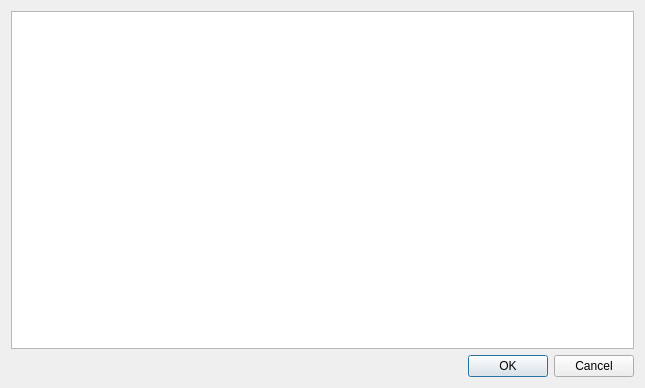
This is src/scripting/scriptdialog.ui in clementine-player/Clementine as Qt 5 draws it before an edit. The edited form follows.
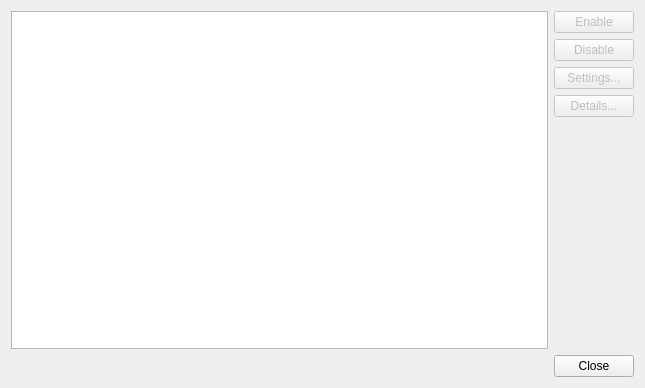
This is the edited form.

Commit message: Add buttons to the script manager to enable and disable scripts, and remember which ones were enabled and start them on startup

What changed in the file:
```diff
--- a/src/scripting/scriptdialog.ui
+++ b/src/scripting/scriptdialog.ui
@@ -13,9 +13,70 @@
   <property name="windowTitle">
    <string>Script Manager</string>
   </property>
-  <layout class="QVBoxLayout" name="verticalLayout">
+  <layout class="QVBoxLayout" name="verticalLayout_2">
    <item>
-    <widget class="QListView" name="list"/>
+    <layout class="QHBoxLayout" name="horizontalLayout">
+     <item>
+      <widget class="QListView" name="list"/>
+     </item>
+     <item>
+      <layout class="QVBoxLayout" name="verticalLayout">
+       <item>
+        <widget class="QPushButton" name="enable">
+         <property name="enabled">
+          <bool>false</bool>
+         </property>
+         <property name="text">
+          <string>Enable</string>
+         </property>
+        </widget>
+       </item>
+       <item>
+        <widget class="QPushButton" name="disable">
+         <property name="enabled">
+          <bool>false</bool>
+         </property>
+         <property name="text">
+          <string>Disable</string>
+         </property>
+        </widget>
+       </item>
+       <item>
+        <widget class="QPushButton" name="settings">
+         <property name="enabled">
+          <bool>false</bool>
+         </property>
+         <property name="text">
+          <string>Settings...</string>
+         </property>
+        </widget>
+       </item>
+       <item>
+        <widget class="QPushButton" name="details">
+         <property name="enabled">
+          <bool>false</bool>
+         </property>
+         <property name="text">
+          <string>Details...</string>
+         </property>
+        </widget>
+       </item>
+       <item>
+        <spacer name="verticalSpacer">
+         <property name="orientation">
+          <enum>Qt::Vertical</enum>
+         </property>
+         <property name="sizeHint" stdset="0">
+          <size>
+           <width>20</width>
+           <height>40</height>
+          </size>
+         </property>
+        </spacer>
+       </item>
+      </layout>
+     </item>
+    </layout>
    </item>
    <item>
     <widget class="QDialogButtonBox" name="button_box">
@@ -23,7 +84,7 @@
       <enum>Qt::Horizontal</enum>
      </property>
      <property name="standardButtons">
-      <set>QDialogButtonBox::Cancel|QDialogButtonBox::Ok</set>
+      <set>QDialogButtonBox::Close</set>
      </property>
     </widget>
    </item>
```
The commit also changes 51 other files.
